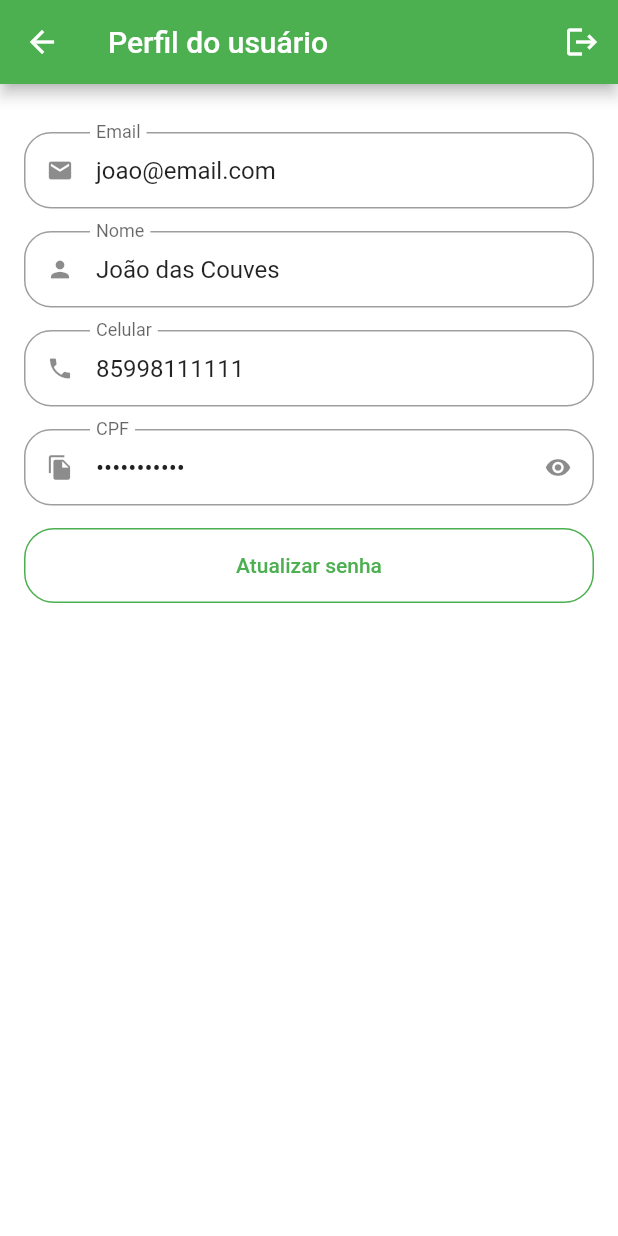
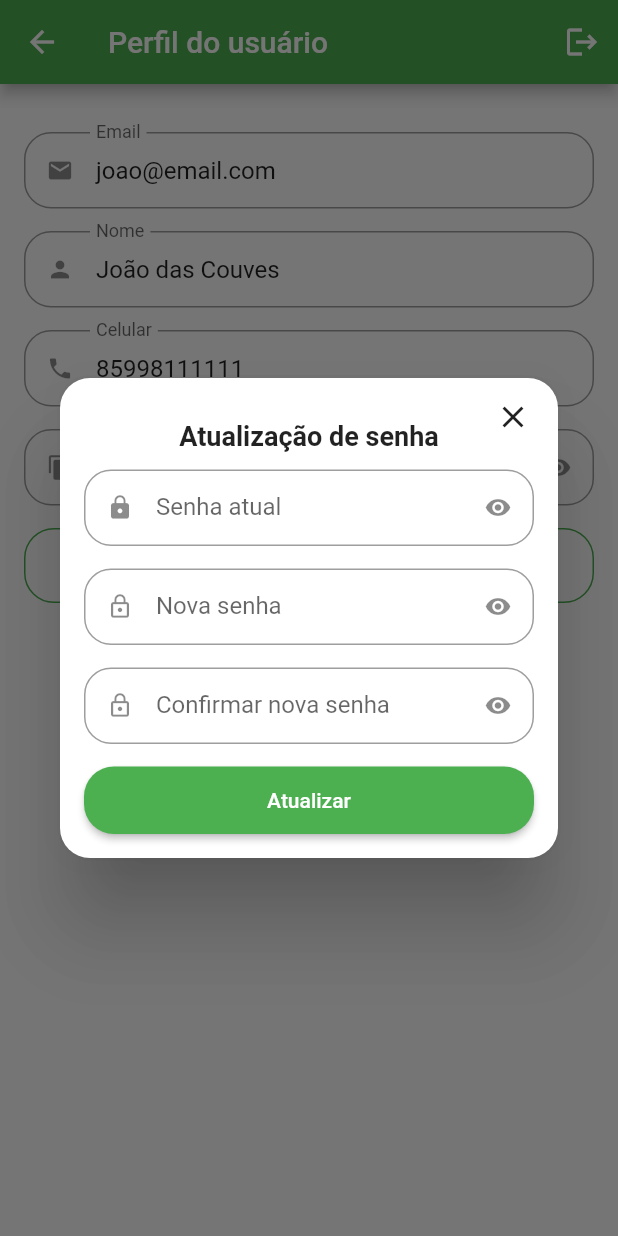
Before and after one commit to tiaggomoura/app-mercadin24h, a Flutter app: the ProfileTab screen opened directly, after a tap on "Atualizar senha", on a phone screen of 412 x 824 dp. Run offline on Flutter 3.47's test engine with Material 2 defaults, Android fonts, the phone set to English and light mode, and no system bars; our stand-ins replace animated_text_kit, badges, mask_text_input_formatter.

Commit message:
WIP - Dialog para atualizar senha

```diff
--- a/lib/src/pages/profile/profile_tab.dart
+++ b/lib/src/pages/profile/profile_tab.dart
@@ -2,9 +2,14 @@ import 'package:flutter/material.dart';
 import 'package:mercadin/src/pages/commons_widgets/custom_text_field.dart';
 import 'package:mercadin/src/config/app_data.dart' as app_data;
 
-class ProfileTab extends StatelessWidget {
+class ProfileTab extends StatefulWidget {
   const ProfileTab({Key? key}) : super(key: key);
 
+  @override
+  State<ProfileTab> createState() => _ProfileTabState();
+}
+
+class _ProfileTabState extends State<ProfileTab> {
   @override
   Widget build(BuildContext context) {
     return Scaffold(
@@ -64,7 +69,9 @@ class ProfileTab extends StatelessWidget {
                   borderRadius: BorderRadius.circular(20),
                 ),
               ),
-              onPressed: () {},
+              onPressed: () {
+                updatePassaword();
+              },
               child: const Text('Atualizar senha'),
             ),
           )
@@ -72,4 +79,83 @@ class ProfileTab extends StatelessWidget {
       ),
     );
   }
+
+  Future<bool?> updatePassaword() {
+    return showDialog(
+      context: context,
+      builder: (context) {
+        return Dialog(
+          shape: RoundedRectangleBorder(
+            borderRadius: BorderRadius.circular(20),
+          ),
+          child: Stack(
+            children: [
+              Padding(
+                padding: const EdgeInsets.all(16),
+                child: Column(
+                  crossAxisAlignment: CrossAxisAlignment.stretch,
+                  mainAxisSize: MainAxisSize.min,
+                  children: [
+                    const Padding(
+                      padding: EdgeInsets.symmetric(vertical: 12),
+                      child: Text(
+                        'Atualização de senha',
+                        textAlign: TextAlign.center,
+                        style: TextStyle(
+                          fontSize: 18,
+                          fontWeight: FontWeight.bold,
+                        ),
+                      ),
+                    ),
+                    const CustomTextField(
+                      isSecret: true,
+                      icon: Icons.lock,
+                      label: 'Senha atual',
+                    ),
+                    const CustomTextField(
+                      isSecret: true,
+                      icon: Icons.lock_outline,
+                      label: 'Nova senha',
+                    ),
+                    const CustomTextField(
+                      isSecret: true,
+                      icon: Icons.lock_outline,
+                      label: 'Confirmar nova senha',
+                    ),
+
+                    //botão de confirmação
+                    SizedBox(
+                      height: 45,
+                      child: ElevatedButton(
+                        style: ElevatedButton.styleFrom(
+                            shape: RoundedRectangleBorder(
+                          borderRadius: BorderRadius.circular(20),
+                        )),
+                        onPressed: () {},
+                        child: const Text(
+                          'Atualizar',
+                        ),
+                      ),
+                    )
+                  ],
+                ),
+              ),
+              Positioned(
+                top: 2,
+                right: 6,
+                child: IconButton(
+                  onPressed: () {
+                    Navigator.of(context).pop();
+                  },
+                  icon: const Icon(
+                    Icons.close,
+                  ),
+                ),
+              )
+            ],
+          ),
+        );
+      },
+    );
+  }
 }
```
